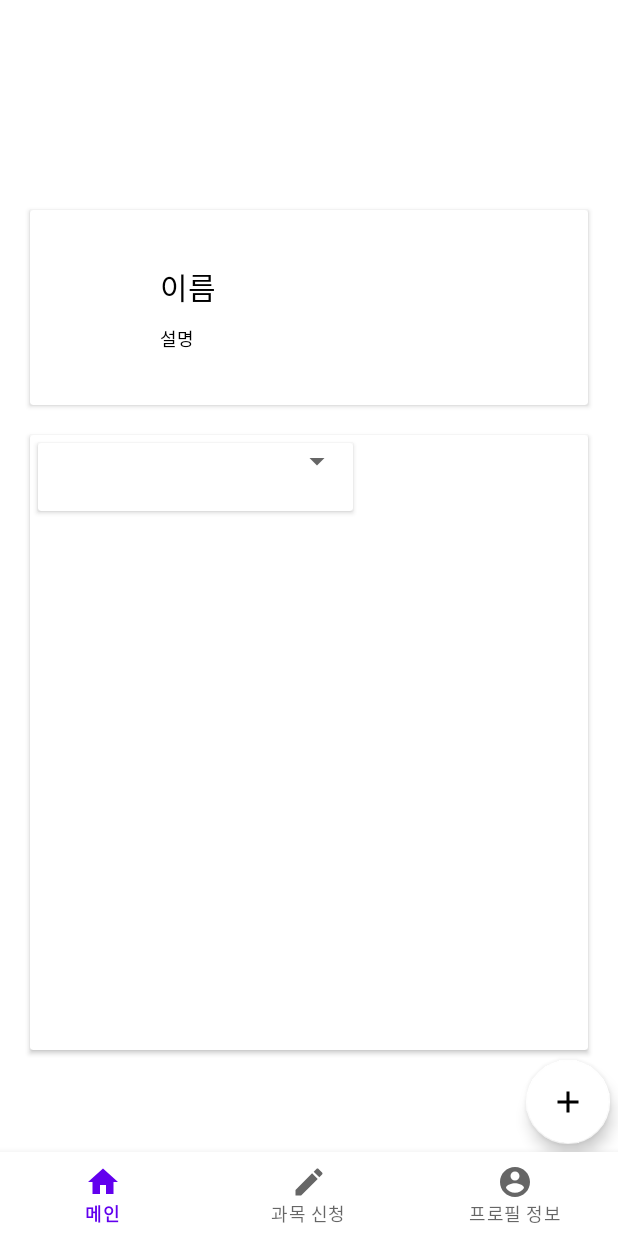
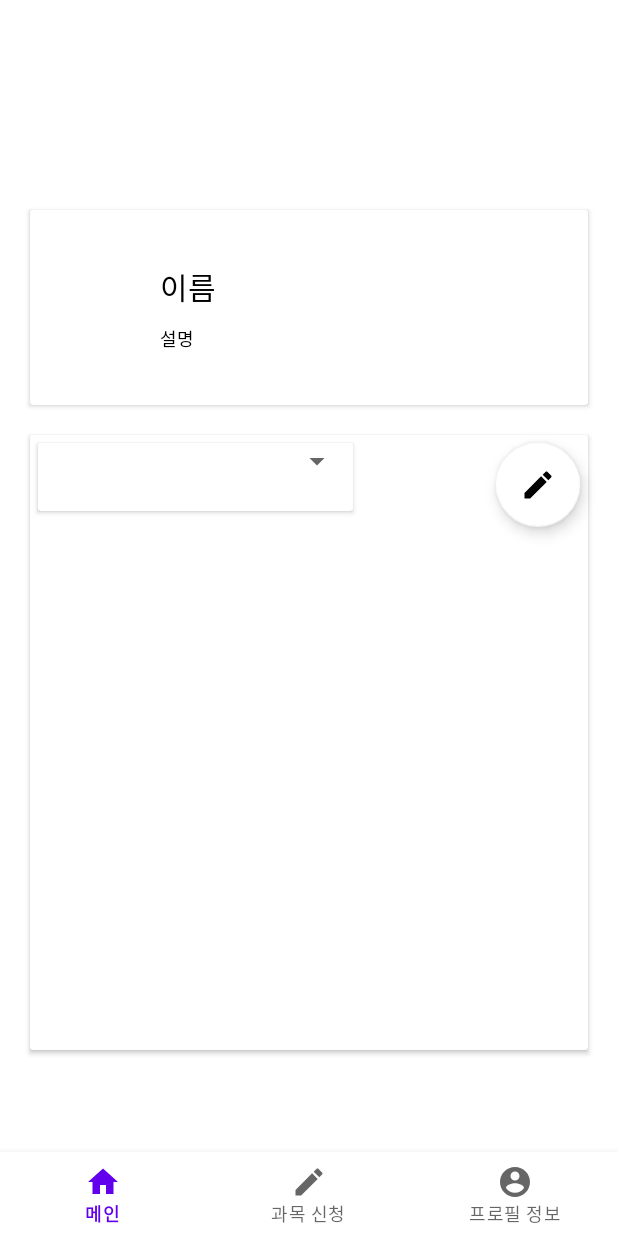
Before and after one commit to DGSWDongHyun/SNS_Project, an Android app: the HomeFragment screen opened directly, with no data from a screen before it, on a phone screen of 412 x 824 dp. Run offline under Robolectric (Android 15) with nearby library versions, the phone set to English and light mode, and no system bars; our stand-ins replace CircleImageView, Firebase (no records; nobody signed in at launch, a user with empty details on screens opened directly), navigation-ui; libraries missing offline, so code that uses them is left out: com.github.mikephil.charting; plain views replace MaterialSpinner; 1 statement that could not run was skipped.

Commit message:
[ADD] add each animation when move to fragment.

```diff
--- a/P/app/src/main/java/com/project/sns/ui/activities/MainActivity.kt
+++ b/P/app/src/main/java/com/project/sns/ui/activities/MainActivity.kt
@@ -25,21 +25,25 @@ class MainActivity : AppCompatActivity() {
 
     var mainBinding : ActivityMainBinding ?= null
     var mainViewModel : MainViewModel ?= null
-    var postList : List<PostData> = arrayListOf()
+    lateinit var database : DatabaseReference
 
-    private val REQUEST_POST = 100
-    lateinit var database : DatabaseReference
     override fun onCreate(savedInstanceState: Bundle?) {
         super.onCreate(savedInstanceState)
         mainBinding = ActivityMainBinding.inflate(layoutInflater)
         setContentView(mainBinding?.root)
+
+
+        initCallback() // viewModel, database initialize.
+        startActivity(Intent(this, IntroActivity::class.java)) // call loading screen.
+        initLayout() // initLayout
+    }
+
+    private fun initCallback(){
         database = Firebase.database.reference
+
         mainViewModel = ViewModelProvider(this).get(MainViewModel::class.java)
+    }
 
-        startActivity(Intent(this, IntroActivity::class.java))
-
-        initLayout();
-    }
     private fun initLayout(){
         //init navView.
         val navView = findViewById<BottomNavigationView>(R.id.nav_view)
@@ -47,12 +51,6 @@ class MainActivity : AppCompatActivity() {
         val navController = Navigation.findNavController(this, R.id.nav_host_fragment)
         NavigationUI.setupWithNavController(navView, navController)
         //end. - navView
-
-        mainBinding?.fab!!.setOnClickListener {
-            val intent = Intent(this, WriteActivity::class.java)
-            startActivityForResult(intent, REQUEST_POST)
-            overridePendingTransition(R.anim.visible, R.anim.invisible);
-        }
     }
 
     override fun onActivityResult(requestCode: Int, resultCode: Int, data: Intent?) {
@@ -65,4 +63,7 @@ class MainActivity : AppCompatActivity() {
         }
         super.onActivityResult(requestCode, resultCode, data)
     }
+    companion object{
+        const val REQUEST_POST = 100
+    }
 }
--- a/P/app/src/main/java/com/project/sns/ui/activities/register/RegisterActivity.kt
+++ b/P/app/src/main/java/com/project/sns/ui/activities/register/RegisterActivity.kt
@@ -9,10 +9,9 @@ class RegisterActivity : AppCompatActivity() {
     override fun onCreate(savedInstanceState: Bundle?) {
         super.onCreate(savedInstanceState)
         setContentView(R.layout.activity_register)
-
     }
 
-    override fun onBackPressed() {
+    override fun onBackPressed() { // cannot use back-pressed button.
         return
     }
 }
--- a/P/app/src/main/java/com/project/sns/ui/activities/register/ui/login/SignInFragment.kt
+++ b/P/app/src/main/java/com/project/sns/ui/activities/register/ui/login/SignInFragment.kt
@@ -2,6 +2,7 @@ package com.project.sns.ui.activities.register.ui.login
 
 import android.content.Intent
 import android.graphics.Color
+import android.graphics.Paint
 import android.os.Bundle
 import android.view.LayoutInflater
 import android.view.View
@@ -32,14 +33,19 @@ class SignInFragment : Fragment() {
     override fun onActivityCreated(savedInstanceState: Bundle?) {
         super.onActivityCreated(savedInstanceState)
 
+        initLayout();
+    }
+    private fun initLayout(){
+
         registerBinding!!.registerText.setTextColor(Color.BLUE)
+        registerBinding!!.registerText.paintFlags = Paint.UNDERLINE_TEXT_FLAG
 
         registerBinding!!.registerText.setOnClickListener {
             view?.findNavController()!!.navigate(R.id.action_registerFragment_to_signUpFragment)
         }
 
         registerBinding!!.loginButton.setOnClickListener {
-            if(!registerBinding!!.idTextInput.text!!.isEmpty() && ! registerBinding!!.passwordTextInput.text!!.isEmpty()){
+            if (!registerBinding!!.idTextInput.text!!.isEmpty() && !registerBinding!!.passwordTextInput.text!!.isEmpty()) {
                 doLogin()
             }
         }
--- a/P/app/src/main/java/com/project/sns/ui/activities/register/ui/register/SignUpFragment.kt
+++ b/P/app/src/main/java/com/project/sns/ui/activities/register/ui/register/SignUpFragment.kt
@@ -2,6 +2,7 @@ package com.project.sns.ui.activities.register.ui.register
 
 import android.content.Intent
 import android.graphics.Color
+import android.graphics.Paint
 import android.os.Bundle
 import android.view.LayoutInflater
 import android.view.View
@@ -24,17 +25,21 @@ class SignUpFragment : Fragment() {
 
     override fun onCreateView(inflater: LayoutInflater, container: ViewGroup?, savedInstanceState: Bundle?): View? {
         signUpFragment = FragmentSignUpBinding.inflate(layoutInflater)
-
         return signUpFragment!!.root
     }
 
     override fun onViewCreated(view: View, savedInstanceState: Bundle?) {
         super.onViewCreated(view, savedInstanceState)
 
+        initLayout();
+    }
+    private fun initLayout(){
         signUpFragment!!.loginText.setTextColor(Color.BLUE)
+        signUpFragment!!.loginText.paintFlags = Paint.UNDERLINE_TEXT_FLAG;
 
         signUpFragment!!.registerButton.setOnClickListener {
-            if(!signUpFragment!!.idTextInput.text!!.isEmpty() && ! signUpFragment!!.passwordTextInput.text!!.isEmpty()) {
+            if(signUpFragment!!.idTextInput.text!!.isNotEmpty()
+                    && signUpFragment!!.passwordTextInput.text!!.isNotEmpty()) {
                 doRegister()
             }
         }
@@ -42,7 +47,6 @@ class SignUpFragment : Fragment() {
         signUpFragment!!.loginText.setOnClickListener {
             view?.findNavController()!!.navigate(R.id.action_signUpFragment_to_registerFragment)
         }
-
     }
     private fun doRegister(){
         firebaseAuth.createUserWithEmailAndPassword(signUpFragment!!.idTextInput.text.toString(), signUpFragment!!.passwordTextInput.text.toString())
--- a/P/app/src/main/java/com/project/sns/ui/fragments/home/HomeFragment.kt
+++ b/P/app/src/main/java/com/project/sns/ui/fragments/home/HomeFragment.kt
@@ -2,6 +2,7 @@ package com.project.sns.ui.fragments.home
 
 import android.R
 import android.content.Context
+import android.content.Intent
 import android.os.Bundle
 import android.util.AttributeSet
 import android.util.Log
@@ -23,6 +24,8 @@ import com.google.firebase.ktx.Firebase
 import com.project.sns.data.category.Genre
 import com.project.sns.data.write.PostData
 import com.project.sns.databinding.FragmentHomeBinding
+import com.project.sns.ui.activities.MainActivity
+import com.project.sns.ui.activities.write.WriteActivity
 import com.project.sns.ui.adapters.WriteAdapter
 import com.project.sns.ui.viewmodel.MainViewModel
 
@@ -46,7 +49,11 @@ class HomeFragment : Fragment() {
     override fun onViewCreated(view: View, savedInstanceState: Bundle?) {
         super.onViewCreated(view, savedInstanceState)
 
-
+        homeBinding?.fab!!.setOnClickListener {
+            val intent = Intent(requireContext(), WriteActivity::class.java)
+            startActivityForResult(intent, MainActivity.REQUEST_POST)
+            requireActivity().overridePendingTransition(com.project.sns.R.anim.visible, com.project.sns.R.anim.invisible);
+        }
 
         writeAdapter = WriteAdapter(requireContext()) { }
         database = Firebase.database.reference
@@ -142,4 +149,4 @@ class HomeFragment : Fragment() {
             mainViewModel!!.liveAdapter.value = writeAdapter
             super.onStop()
         }
-    }
+}
--- a/P/app/src/main/res/layout/activity_main.xml
+++ b/P/app/src/main/res/layout/activity_main.xml
@@ -33,20 +33,5 @@
         app:layout_constraintTop_toTopOf="parent"
         app:navGraph="@navigation/mobile_navigation" />
 
-    <com.google.android.material.floatingactionbutton.FloatingActionButton
-        android:id="@+id/fab"
-        android:layout_width="wrap_content"
-        android:layout_height="wrap_content"
-        android:layout_gravity="bottom|end"
-        android:layout_margin="5dp"
-        app:backgroundTint="@android:color/white"
-        app:fabType="roundedSquare"
-        app:layout_constraintBottom_toTopOf="@+id/nav_view"
-        app:layout_constraintEnd_toEndOf="parent"
-        app:layout_constraintHorizontal_bias="1.0"
-        app:layout_constraintStart_toStartOf="parent"
-        app:layout_constraintTop_toTopOf="parent"
-        app:layout_constraintVertical_bias="1.0"
-        app:srcCompat="@drawable/ic_baseline_add_24" />
 
 </androidx.constraintlayout.widget.ConstraintLayout>
--- a/P/app/src/main/res/layout/fragment_home.xml
+++ b/P/app/src/main/res/layout/fragment_home.xml
@@ -102,4 +102,20 @@
 
     </androidx.cardview.widget.CardView>
 
+    <com.google.android.material.floatingactionbutton.FloatingActionButton
+        android:id="@+id/fab"
+        android:layout_width="wrap_content"
+        android:layout_height="wrap_content"
+        android:layout_gravity="bottom|end"
+        android:layout_margin="5dp"
+        android:src="@drawable/ic_baseline_create_24"
+        app:backgroundTint="?attr/colorBackgroundFloating"
+        app:fabType="circle"
+        app:layout_constraintBottom_toBottomOf="parent"
+        app:layout_constraintEnd_toEndOf="@+id/cardView"
+        app:layout_constraintHorizontal_bias="1.0"
+        app:layout_constraintStart_toStartOf="parent"
+        app:layout_constraintTop_toTopOf="@+id/cardView"
+        app:layout_constraintVertical_bias="0.0" />
+
 </androidx.constraintlayout.widget.ConstraintLayout>
--- a/P/app/src/main/res/navigation/mobile_navigation.xml
+++ b/P/app/src/main/res/navigation/mobile_navigation.xml
@@ -13,7 +13,17 @@
 
         <action
             android:id="@+id/action_navigation_home_to_navigation_dashboard3"
-            app:destination="@id/navigation_dashboard" />
+            app:destination="@id/navigation_dashboard"
+            app:enterAnim="@anim/visible"
+            app:exitAnim="@anim/invisible" />
+        <action
+            android:id="@+id/action_navigation_home_to_navigation_notifications"
+            app:destination="@id/navigation_notifications"
+            app:enterAnim="@anim/visible"
+            app:exitAnim="@anim/invisible" />
+        <action
+            android:id="@+id/action_navigation_home_to_navigation_notifications2"
+            app:destination="@id/navigation_notifications" />
     </fragment>
 
     <fragment
@@ -24,7 +34,19 @@
 
         <action
             android:id="@+id/action_navigation_dashboard_to_navigation_notifications3"
-            app:destination="@id/navigation_notifications" />
+            app:destination="@id/navigation_notifications"
+            app:enterAnim="@anim/visible"
+            app:exitAnim="@anim/invisible" />
+        <action
+            android:id="@+id/action_navigation_dashboard_to_navigation_home"
+            app:destination="@id/navigation_home"
+            app:enterAnim="@anim/visible"
+            app:exitAnim="@anim/invisible" />
+        <action
+            android:id="@+id/action_navigation_dashboard_to_navigation_home2"
+            app:destination="@id/navigation_home"
+            app:enterAnim="@anim/visible"
+            app:exitAnim="@anim/invisible" />
     </fragment>
 
     <fragment
@@ -33,5 +55,20 @@
         android:label="@string/title_notifications"
         tools:layout="@layout/fragment_profile" >
 
+        <action
+            android:id="@+id/action_navigation_notifications_to_navigation_dashboard"
+            app:destination="@id/navigation_dashboard"
+            app:enterAnim="@anim/visible"
+            app:exitAnim="@anim/invisible" />
+        <action
+            android:id="@+id/action_navigation_notifications_to_navigation_home"
+            app:destination="@id/navigation_home"
+            app:enterAnim="@anim/visible"
+            app:exitAnim="@anim/invisible" />
+        <action
+            android:id="@+id/action_navigation_notifications_to_navigation_home2"
+            app:destination="@id/navigation_home"
+            app:enterAnim="@anim/visible"
+            app:exitAnim="@anim/invisible" />
     </fragment>
 </navigation>
--- a/P/app/src/main/res/navigation/mobile_register.xml
+++ b/P/app/src/main/res/navigation/mobile_register.xml
@@ -9,6 +9,8 @@
         android:label="RegisterFragment" >
         <action
             android:id="@+id/action_registerFragment_to_signUpFragment"
+            app:enterAnim="@anim/visible"
+            app:exitAnim="@anim/invisible"
             app:destination="@id/signUpFragment" />
     </fragment>
     <fragment
@@ -17,6 +19,8 @@
         android:label="SignUpFragment" >
         <action
             android:id="@+id/action_signUpFragment_to_registerFragment"
-            app:destination="@id/registerFragment" />
+            app:destination="@id/registerFragment"
+            app:enterAnim="@anim/visible"
+            app:exitAnim="@anim/invisible" />
     </fragment>
 </navigation>
```
